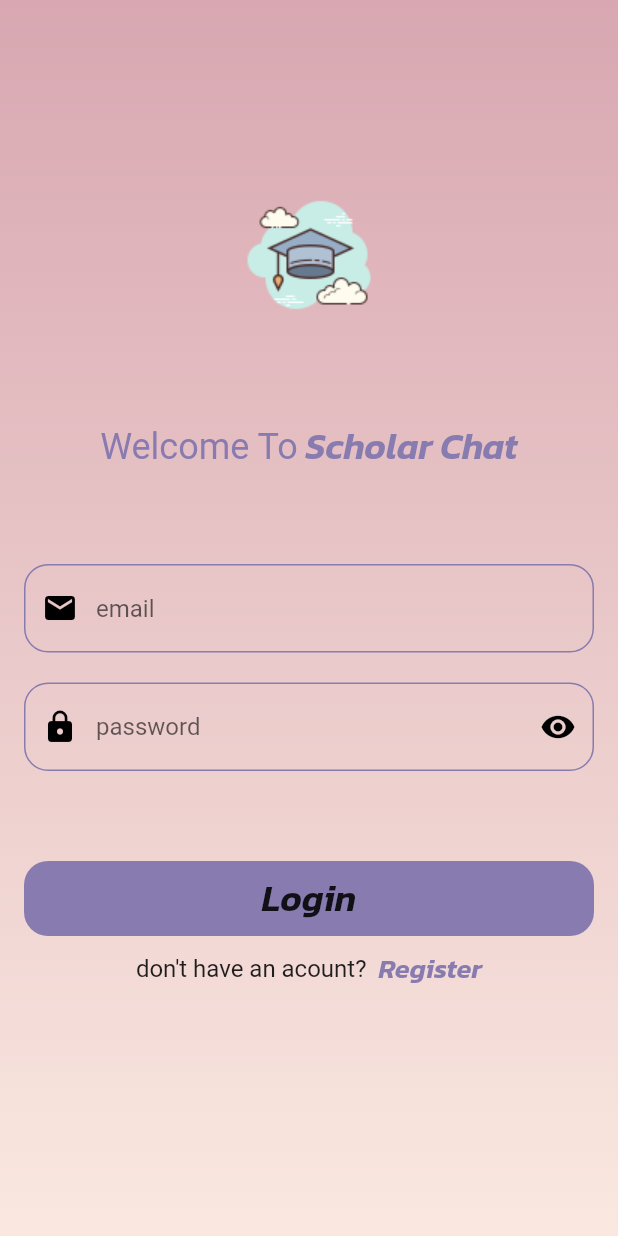
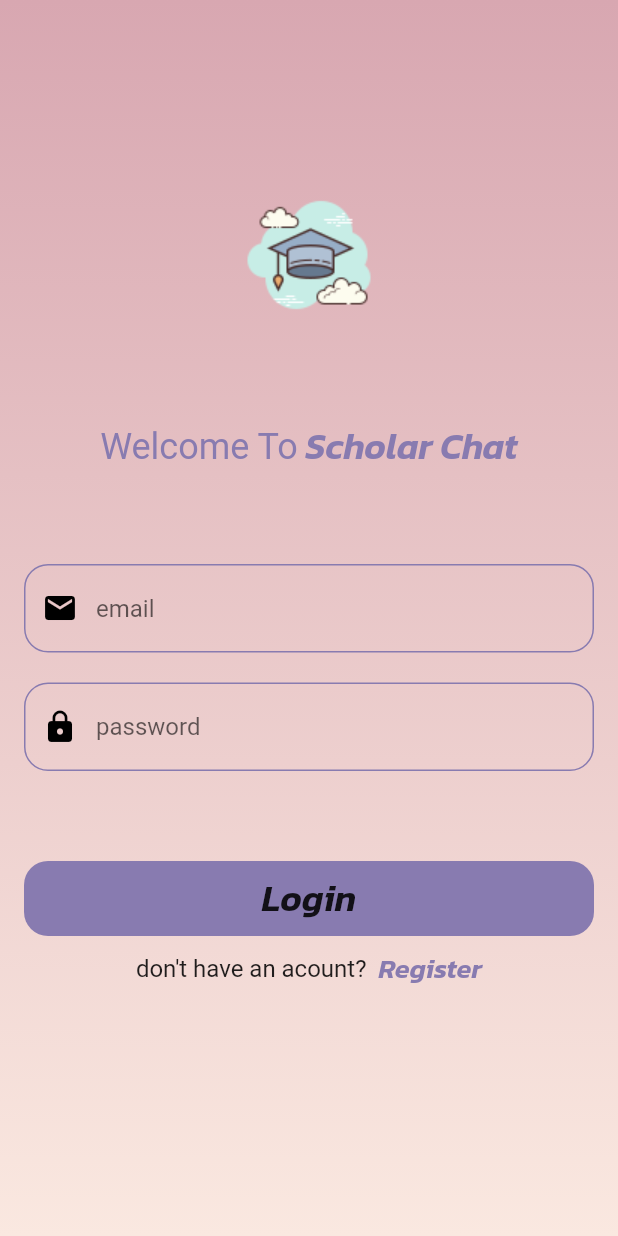
Before and after one commit to Elesawy11/chat_app2, a Flutter app: the screen it shows after launch, on a phone screen of 412 x 824 dp. Run offline on Flutter 3.47's test engine with Material 2 defaults, Android fonts, the phone set to English and light mode, and no system bars; drawn by our look-alikes of modal_progress_hud_nsn; our stand-ins replace bloc, cloud_firestore, firebase_auth, firebase_core, flutter_bloc; accounts and stored records are empty.

```diff
--- a/lib/constant.dart
+++ b/lib/constant.dart
@@ -6,3 +6,4 @@ const kMessage = 'message';
 const kId = 'id';
 const kCreatedAt = 'created at';
 const kMessageCollection = 'messages';
+const kName = 'name';
--- a/lib/cubits/chat_cubit/cubit/chat_cubit.dart
+++ b/lib/cubits/chat_cubit/cubit/chat_cubit.dart
@@ -19,6 +19,7 @@ class ChatCubit extends Cubit<ChatState> {
       kMessage: message,
       kId: email,
       kCreatedAt: DateTime.now(),
+      kName: email.substring(0, 1).toUpperCase()
     });
   }
 
--- a/lib/models/message_model.dart
+++ b/lib/models/message_model.dart
@@ -5,14 +5,16 @@ class MessageModel {
   final String message;
   final String id;
   final Timestamp createdAt;
+  final String name;
 
-  MessageModel({
-    required this.createdAt,
-    required this.message,
-    required this.id,
-  });
+  MessageModel(
+      {required this.createdAt,
+      required this.message,
+      required this.id,
+      required this.name});
   factory MessageModel.fromJson(jsonData) {
     return MessageModel(
+      name: jsonData[kName],
       message: jsonData[kMessage],
       id: jsonData[kId],
       createdAt: jsonData[kCreatedAt],
--- a/lib/views/login_view.dart
+++ b/lib/views/login_view.dart
@@ -93,14 +93,9 @@ class LoginView extends StatelessWidget {
                           height: 20,
                         ),
                         CustomTextFormField(
-                          suffixIcon: Icons.visibility,
-                          onPressedSuffix: () {
-                            // obscureText = false;
-                            // setState(() {
 
-                            // });
-                          },
-                          // obscureText: obscureText,
+
+                          obscureText: true,
                           hintText: 'password',
                           prefixIcon: Icons.lock,
                           onChanged: (value) {
--- a/lib/widgets/chat_bubble.dart
+++ b/lib/widgets/chat_bubble.dart
@@ -14,7 +14,7 @@ class ChatBubble extends StatelessWidget {
     return Align(
       alignment: Alignment.centerLeft,
       child: Container(
-        margin: const EdgeInsets.symmetric(vertical: 8, horizontal: 16),
+        margin: const EdgeInsets.symmetric(vertical: 8, horizontal: 8),
         padding: const EdgeInsets.symmetric(horizontal: 16, vertical: 16),
         decoration: const BoxDecoration(
             color: Color(0xff85D2D0),
@@ -58,7 +58,7 @@ class ChatBubbleForFriend extends StatelessWidget {
     return Align(
       alignment: Alignment.centerRight,
       child: Container(
-        margin: const EdgeInsets.symmetric(vertical: 8, horizontal: 16),
+        margin: const EdgeInsets.symmetric(vertical: 8, horizontal: 8),
         padding: const EdgeInsets.symmetric(horizontal: 16, vertical: 16),
         decoration: const BoxDecoration(
             color: Color(0xff887BB0),
--- a/lib/widgets/custom_text_form_field.dart
+++ b/lib/widgets/custom_text_form_field.dart
@@ -7,19 +7,19 @@ class CustomTextFormField extends StatelessWidget {
     this.hintText,
     this.prefixIcon,
     this.obscureText = false,
-    this.suffixIcon,
-    this.onPressedSuffix,
+    this.suffixIcon, this.onFieldSubmitted,
   });
   final void Function(String)? onChanged;
   final String? hintText;
   final IconData? prefixIcon;
   final IconData? suffixIcon;
   final bool obscureText;
-  final void Function()? onPressedSuffix;
+  final void Function(String)? onFieldSubmitted;
 
   @override
   Widget build(BuildContext context) {
     return TextFormField(
+      onFieldSubmitted:onFieldSubmitted ,
       obscureText: obscureText,
       validator: (value) {
         if (value!.isEmpty) {
@@ -32,13 +32,6 @@ class CustomTextFormField extends StatelessWidget {
         prefixIcon: Icon(
           prefixIcon,
           color: Colors.black,
-        ),
-        suffixIcon: IconButton(
-          onPressed: onPressedSuffix,
-          icon: Icon(
-            suffixIcon,
-            color: Colors.black,
-          ),
         ),
         hintText: hintText,
         border: OutlineInputBorder(
```
Also changed, not shown: lib/views/chat_view.dart (+29 -7 lines), lib/views/register_view.dart (+2 -7 lines), lib/widgets/custom_text_field.dart (+10 -3 lines), lib/widgets/login_view_form.dart (+132 -132 lines).
